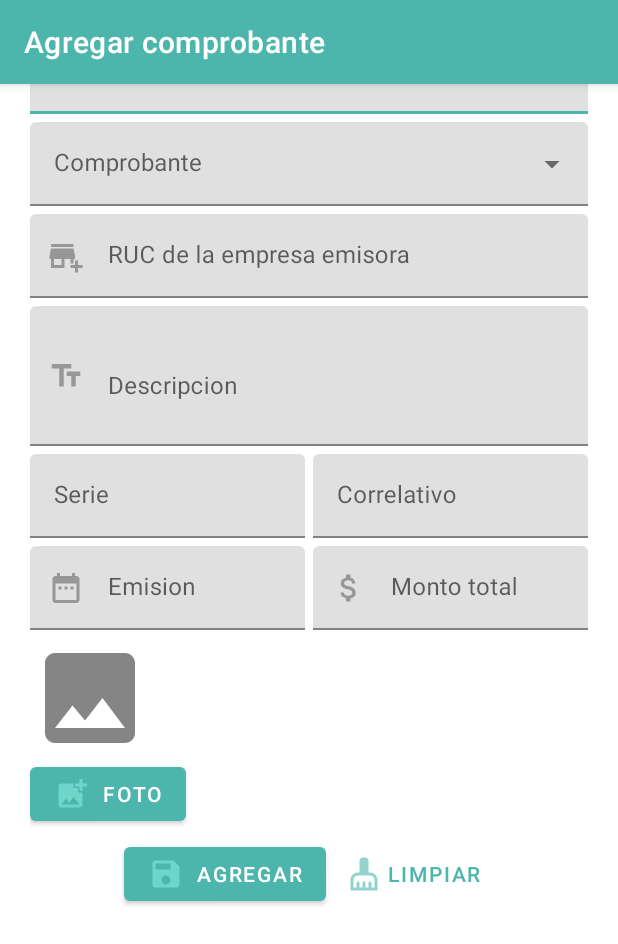
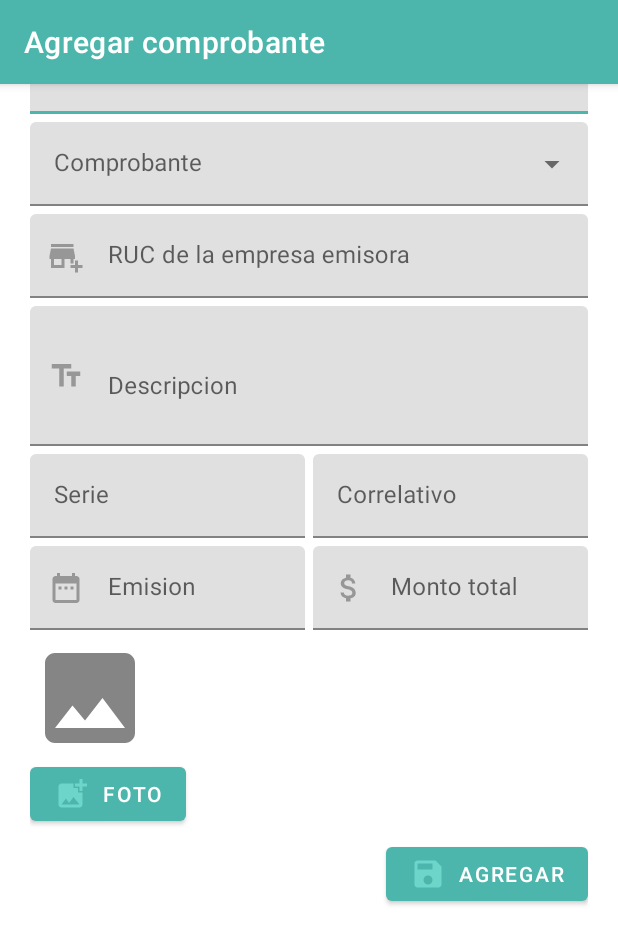
Before and after one commit to OxalcVasquez/ProyectoAnticipos, an Android app: the fragment RendicionGastosFragment placed in its activity, after a tap on "AGREGAR COMPROBANTE", on a phone screen of 412 x 824 dp. Shown: the top 944 px of the screen. Run offline under Robolectric (Android 15) with nearby library versions, the phone set to English and light mode, and no system bars; our stand-ins replace CircleImageView; 6 statements that could not run were skipped.

Commit message:
Agregar comprobante a la rendicion de gastos

```diff
--- a/app/src/main/java/com/usat/desarrollo/moviles/appanticipos/domain/modelo/Comprobante.java
+++ b/app/src/main/java/com/usat/desarrollo/moviles/appanticipos/domain/modelo/Comprobante.java
@@ -1,33 +1,33 @@
 package com.usat.desarrollo.moviles.appanticipos.domain.modelo;
 
+import java.io.Serializable;
 import java.util.ArrayList;
 import java.util.Date;
 
-public class Comprobante {
+public class Comprobante implements Serializable {
     private int idCom, tipoComprobanteId, rubroId, numOperacion, informeGastoId;
-    private String serie, correlativo, ruc, descripcion, foto;
+    private String serie, correlativo, ruc, descripcion, foto, rubro,tipoComprobante;
     private Double montoTotal;
-    private Date fechaEmision;
+    private String fechaEmision;
+
+    public String getRubro() {
+        return rubro;
+    }
+
+    public void setRubro(String rubro) {
+        this.rubro = rubro;
+    }
+
+    public String getTipoComprobante() {
+        return tipoComprobante;
+    }
+
+    public void setTipoComprobante(String tipoComprobante) {
+        this.tipoComprobante = tipoComprobante;
+    }
 
     public static ArrayList<Comprobante> comprobanteListado = new ArrayList<>();
 
-    public Comprobante(int idCom, int tipoComprobanteId, int rubroId, int numOperacion, int informeGastoId, String serie, String correlativo, String ruc, String descripcion, String foto, Double montoTotal, Date fechaEmision) {
-        this.idCom = idCom;
-        this.tipoComprobanteId = tipoComprobanteId;
-        this.rubroId = rubroId;
-        this.numOperacion = numOperacion;
-        this.informeGastoId = informeGastoId;
-        this.serie = serie;
-        this.correlativo = correlativo;
-        this.ruc = ruc;
-        this.descripcion = descripcion;
-        this.foto = foto;
-        this.montoTotal = montoTotal;
-        this.fechaEmision = fechaEmision;
-    }
-
-    public Comprobante() {
-    }
 
     public int getIdCom() {
         return idCom;
@@ -117,11 +117,11 @@ public class Comprobante {
         this.montoTotal = montoTotal;
     }
 
-    public Date getFechaEmision() {
+    public String getFechaEmision() {
         return fechaEmision;
     }
 
-    public void setFechaEmision(Date fechaEmision) {
+    public void setFechaEmision(String fechaEmision) {
         this.fechaEmision = fechaEmision;
     }
 
--- a/app/src/main/java/com/usat/desarrollo/moviles/appanticipos/presentation/adapter/ComprobanteAdapter.java
+++ b/app/src/main/java/com/usat/desarrollo/moviles/appanticipos/presentation/adapter/ComprobanteAdapter.java
@@ -16,12 +16,11 @@ import java.util.ArrayList;
 
 public class ComprobanteAdapter extends RecyclerView.Adapter<ComprobanteAdapter.ViewHolder> {
 
-    private ArrayList<Comprobante> comprobanteList;
+    public static  ArrayList<Comprobante> comprobanteList = new ArrayList<>();
     private Context context;
 
     public ComprobanteAdapter(Context context) {
         this.comprobanteList = new ArrayList<>();
-        this.context = context;
     }
 
     @NonNull
@@ -33,7 +32,13 @@ public class ComprobanteAdapter extends RecyclerView.Adapter<ComprobanteAdapter.
 
     @Override
     public void onBindViewHolder(@NonNull ViewHolder holder, int position) {
-        holder.mostrarComprobante(position);
+        Comprobante comprobante = comprobanteList.get(position);
+        holder.txtRubro.setText(comprobante.getRubro());
+        holder.txtFechaEmision.setText(comprobante.getFechaEmision());
+        holder.txtTipo.setText(comprobante.getTipoComprobante());
+        holder.txtTotal.setText("S/. "+comprobante.getMontoTotal());
+        holder.txtComprobante.setText(comprobante.getSerie() + "-" +comprobante.getCorrelativo());
+
     }
 
     @Override
@@ -48,18 +53,17 @@ public class ComprobanteAdapter extends RecyclerView.Adapter<ComprobanteAdapter.
 
     public class ViewHolder extends RecyclerView.ViewHolder {
 
-        TextView txtRubro, txtFechaEmision, txtComprobante, txtTotal;
+        TextView txtRubro, txtFechaEmision, txtComprobante, txtTotal, txtTipo;
 
         public ViewHolder(@NonNull View itemView) {
             super(itemView);
             txtRubro = itemView.findViewById(R.id.txt_rubro_listado);
             txtFechaEmision = itemView.findViewById(R.id.txt_fecha_emision_listado);
             txtComprobante = itemView.findViewById(R.id.txt_comprobante_listado);
+            txtTipo = itemView.findViewById(R.id.txt_tipo_comprobante);
             txtTotal = itemView.findViewById(R.id.txt_factura_total_listado);
         }
 
-        public void mostrarComprobante(int pos) {
 
-        }
     }
 }
--- a/app/src/main/java/com/usat/desarrollo/moviles/appanticipos/presentation/comprobante/AgregarComprobanteActivity.java
+++ b/app/src/main/java/com/usat/desarrollo/moviles/appanticipos/presentation/comprobante/AgregarComprobanteActivity.java
@@ -11,8 +11,10 @@ import android.net.Uri;
 import android.os.Bundle;
 import android.util.Log;
 import android.view.View;
+import android.widget.AdapterView;
 import android.widget.ArrayAdapter;
 import android.widget.AutoCompleteTextView;
+import android.widget.EditText;
 import android.widget.ImageView;
 import android.widget.TextView;
 
@@ -22,10 +24,15 @@ import com.usat.desarrollo.moviles.appanticipos.data.remote.api.ApiAdapter;
 import com.usat.desarrollo.moviles.appanticipos.data.remote.api.ApiService;
 import com.usat.desarrollo.moviles.appanticipos.data.remote.response.RubrosResponse;
 import com.usat.desarrollo.moviles.appanticipos.data.remote.response.TipoComprobanteResponse;
+import com.usat.desarrollo.moviles.appanticipos.domain.modelo.Comprobante;
 import com.usat.desarrollo.moviles.appanticipos.domain.modelo.DatosSesion;
+import com.usat.desarrollo.moviles.appanticipos.domain.modelo.MotivoAnticipo;
 import com.usat.desarrollo.moviles.appanticipos.domain.modelo.Rubro;
 import com.usat.desarrollo.moviles.appanticipos.domain.modelo.TipoComprobante;
+import com.usat.desarrollo.moviles.appanticipos.presentation.adapter.ComprobanteAdapter;
+import com.usat.desarrollo.moviles.appanticipos.presentation.rendicion_gasto.RendicionGastosFragment;
 import com.usat.desarrollo.moviles.appanticipos.utils.Gallery;
+import com.usat.desarrollo.moviles.appanticipos.utils.Pickers;
 
 import org.json.JSONException;
 import org.json.JSONObject;
@@ -40,13 +47,14 @@ import retrofit2.Response;
 
 public class AgregarComprobanteActivity extends AppCompatActivity implements View.OnClickListener {
 
-    TextView txtFecha,txtRuc,txtDescripcion,txtSerie,txtCorrelativo,txtMontoComprobante;
-    MaterialButton btnAgregar,btnLimpiar,btnAgregarFoto;
+    EditText txtFecha,txtRuc,txtDescripcion,txtSerie,txtCorrelativo,txtMontoComprobante;
+    MaterialButton btnAgregar,btnAgregarFoto;
     AutoCompleteTextView actvRubro,actvComprobante;
     ImageView imgComprobante;
     ApiService apiService;
     public static final int REQUEST_PICK = 1;
-
+    int idRubroSeleccionado, idTipoSeleccionado;
+    String rubro, tipo;
 
     @Override
     protected void onCreate(Bundle savedInstanceState) {
@@ -59,7 +67,6 @@ public class AgregarComprobanteActivity extends AppCompatActivity implements Vie
         txtSerie = findViewById(R.id.txt_serie_comprobante);
         txtCorrelativo = findViewById(R.id.txt_correlativo_comprobante);
         btnAgregar = findViewById(R.id.btn_comprobante_agregar);
-        btnLimpiar =findViewById(R.id.btn_comprobante_limpiar);
         txtMontoComprobante = findViewById(R.id.txt_monto_comprobante);
         actvComprobante = findViewById(R.id.actv_comprobante);
         actvRubro = findViewById(R.id.actv_comprobante_rubro);
@@ -71,12 +78,30 @@ public class AgregarComprobanteActivity extends AppCompatActivity implements Vie
 
         btnAgregarFoto.setOnClickListener(this);
         btnAgregar.setOnClickListener(this);
-        btnLimpiar.setOnClickListener(this);
         txtFecha.setOnClickListener(this);
 
         //Cargando datos de autocompletextview
         cargarRubros();
         cargarTipoComprobante();
+
+        //Para obtener id cada vez que sse cambie
+        actvComprobante.setOnItemClickListener(new AdapterView.OnItemClickListener() {
+            @Override
+            public void onItemClick(AdapterView<?> adapterView, View view, int i, long l) {
+                idTipoSeleccionado = TipoComprobante.listaComprobamte.get(i).getId();
+                tipo = adapterView.getItemAtPosition(i).toString();
+            }
+        });
+
+        actvRubro.setOnItemClickListener(new AdapterView.OnItemClickListener() {
+            @Override
+            public void onItemClick(AdapterView<?> adapterView, View view, int i, long l) {
+                idRubroSeleccionado = Rubro.listaRubros.get(i).getId();
+                rubro = adapterView.getItemAtPosition(i).toString();
+            }
+        });
+
+
     }
 
     private void abrirGaleria() {
@@ -108,18 +133,39 @@ public class AgregarComprobanteActivity extends AppCompatActivity implements Vie
         switch (id) {
             case R.id.btn_comprobante_agregar:
                 //TODO AGREGAR
-                break;
-            case R.id.btn_comprobante_limpiar:
-                //TODO LIMPIAR
+                agregarComprobante();
                 break;
             case R.id.btn_comprobante_foto:
                 abrirGaleria();
                 break;
             case R.id.txt_fecha_comprobante:
-                //TODO CALENDAR
+                Pickers.obtenerFecha(AgregarComprobanteActivity.this,txtFecha);
                 break;
         }
     }
+
+    private void agregarComprobante() {
+        Comprobante comprobante = new Comprobante();
+        String ruc = txtRuc.getText().toString();
+        String descripcion = txtDescripcion.getText().toString();
+        String serie = txtSerie.getText().toString();
+        String correlativo = txtCorrelativo.getText().toString();
+        String montoTotal = txtMontoComprobante.getText().toString();
+        String fecha = txtFecha.getText().toString();
+        comprobante.setRuc(ruc);
+        comprobante.setDescripcion(descripcion);
+        comprobante.setSerie(serie);
+        comprobante.setCorrelativo(correlativo);
+        comprobante.setMontoTotal(Double.parseDouble(montoTotal));
+        comprobante.setFechaEmision(fecha);
+        comprobante.setRubro(rubro);
+        comprobante.setTipoComprobante(tipo);
+        Comprobante.comprobanteListado.add(comprobante);
+        RendicionGastosFragment.listar();
+        this.finish();
+    }
+
+
 
     private void cargarRubros() {
         apiService.getRubros(DatosSesion.sesion.getToken()).enqueue(new Callback<RubrosResponse>() {
--- a/app/src/main/java/com/usat/desarrollo/moviles/appanticipos/presentation/rendicion_gasto/RendicionGastosFragment.java
+++ b/app/src/main/java/com/usat/desarrollo/moviles/appanticipos/presentation/rendicion_gasto/RendicionGastosFragment.java
@@ -1,11 +1,14 @@
 package com.usat.desarrollo.moviles.appanticipos.presentation.rendicion_gasto;
 
+import android.app.Activity;
 import android.content.Intent;
 import android.os.Bundle;
 
+import androidx.annotation.Nullable;
 import androidx.fragment.app.Fragment;
 import androidx.recyclerview.widget.LinearLayoutManager;
 import androidx.recyclerview.widget.RecyclerView;
+import androidx.swiperefreshlayout.widget.SwipeRefreshLayout;
 
 import android.util.Log;
 import android.view.LayoutInflater;
@@ -14,6 +17,7 @@ import android.view.ViewGroup;
 import android.widget.ArrayAdapter;
 import android.widget.AutoCompleteTextView;
 import android.widget.Button;
+import android.widget.ScrollView;
 import android.widget.TextView;
 import android.widget.Toast;
 
@@ -38,15 +42,14 @@ import retrofit2.Call;
 import retrofit2.Callback;
 import retrofit2.Response;
 
-public class RendicionGastosFragment extends Fragment {
+public class RendicionGastosFragment extends Fragment  {
 
     TextView txtDocente, txtPasajes, txtPasajesDe, txtAlimentacion, txtAlimentacionDe, txtHotel, txtHotelDe, txtMovilidad, txtMovilidadDe, txtDevolucion, txtRestante;
     AutoCompleteTextView actvAnticipos;
     Button btnAgregarComprobante, btnRegistrarRedencion;
-    int pos = 0;
-
-    RecyclerView recyclerComprobante;
-    ComprobanteAdapter comprobanteAdapter;
+    public static ScrollView svComprobantes;
+    public static RecyclerView recyclerComprobante;
+    public static ComprobanteAdapter comprobanteAdapter;
 
     ApiService apiService;
 
@@ -75,6 +78,7 @@ public class RendicionGastosFragment extends Fragment {
         txtRestante = view.findViewById(R.id.txt_restante_rendicion);
         btnAgregarComprobante = view.findViewById(R.id.btn_comprobante_agregar_rendicion);
         btnRegistrarRedencion = view.findViewById(R.id.btn_registrar_rendicion);
+        svComprobantes = view.findViewById(R.id.sv_comprobantes);
 
         txtDocente.setText(DatosSesion.sesion.getNombres() + " "+DatosSesion.sesion.getApellidos());
 
@@ -84,16 +88,10 @@ public class RendicionGastosFragment extends Fragment {
         recyclerComprobante = view.findViewById(R.id.recycler_comprobantes_rendicion);
         recyclerComprobante.setHasFixedSize(true);
         recyclerComprobante.setLayoutManager(new LinearLayoutManager(this.getContext()));
+        comprobanteAdapter = new ComprobanteAdapter(this.getActivity());
+        recyclerComprobante.setAdapter(comprobanteAdapter);
 
-        comprobanteAdapter = new ComprobanteAdapter(this.getContext());
-        recyclerComprobante.setAdapter(comprobanteAdapter);
         listar();
-
-        getPos();
-
-        if (recyclerComprobante.getAdapter().getItemCount() == 0) {
-            recyclerComprobante.setVisibility(View.GONE);
-        }
 
         cargarAnticiposPendientesARendicion();
         agregarComprobante();
@@ -110,25 +108,25 @@ public class RendicionGastosFragment extends Fragment {
 
     private void agregarComprobante() {
         btnAgregarComprobante.setOnClickListener(view -> {
-            Intent intent = new Intent(this.getActivity(), AgregarComprobanteActivity.class);
-            startActivity(intent);
-
+            startActivity(new Intent(this.getActivity(),AgregarComprobanteActivity.class));
         });
     }
 
-    private void getPos() {
-        actvAnticipos.setOnItemClickListener((adapterView, view, i, l) -> {
-            pos = i;
-        });
-    }
+
+
+
 
     private boolean validate() {
         return actvAnticipos.getText().toString().equalsIgnoreCase("");
     }
 
-    private void listar() {
-        new Comprobante().cargarDatosComprobante();
+    public static void listar() {
+        if (Comprobante.comprobanteListado.size()>0){
+            recyclerComprobante.setVisibility(View.VISIBLE);
+            svComprobantes.setVisibility(View.VISIBLE);
+        }
         comprobanteAdapter.cargarDatosComprobante(Comprobante.comprobanteListado);
+
     }
 
     private void cargarAnticiposPendientesARendicion(){
@@ -169,4 +167,5 @@ public class RendicionGastosFragment extends Fragment {
         });
     }
 
+
 }
--- a/app/src/main/res/layout/activity_agregar_comprobante.xml
+++ b/app/src/main/res/layout/activity_agregar_comprobante.xml
@@ -106,7 +106,7 @@
                             android:id="@+id/txt_serie_comprobante"
                             android:layout_width="match_parent"
                             android:layout_height="wrap_content"
-                            android:inputType="number" />
+                            android:inputType="text" />
 
                     </com.google.android.material.textfield.TextInputLayout>
 
@@ -125,7 +125,7 @@
                             android:id="@+id/txt_correlativo_comprobante"
                             android:layout_width="match_parent"
                             android:layout_height="wrap_content"
-                            android:inputType="number" />
+                            android:inputType="text" />
                     </com.google.android.material.textfield.TextInputLayout>
                 </LinearLayout>
 
@@ -197,7 +197,7 @@
                     android:layout_width="match_parent"
                     android:layout_height="wrap_content"
                     android:orientation="horizontal"
-                    android:gravity="center"
+                    android:gravity="end"
                     >
                     <com.google.android.material.button.MaterialButton
                         android:layout_width="wrap_content"
@@ -208,17 +208,6 @@
                         android:id="@+id/btn_comprobante_agregar"
                         style="@style/Widget.MaterialComponents.Button"
                         />
-                    <Space
-                        android:layout_width="5dp"
-                        android:layout_height="match_parent" />
-                    <com.google.android.material.button.MaterialButton
-                        android:layout_width="wrap_content"
-                        android:layout_height="wrap_content"
-                        android:text="Limpiar"
-                        app:icon="@drawable/ic_clean"
-                        android:id="@+id/btn_comprobante_limpiar"
-                        style="@style/Widget.MaterialComponents.Button.TextButton.Icon"
-                        />
                 </LinearLayout>
             </LinearLayout>
         </ScrollView>
```
Also changed, not shown: app/src/main/res/layout/comprobante_rendicion_cardview.xml (+12 -9 lines), app/src/main/res/layout/fragment_rendicion_gastos.xml (+13 -5 lines).
